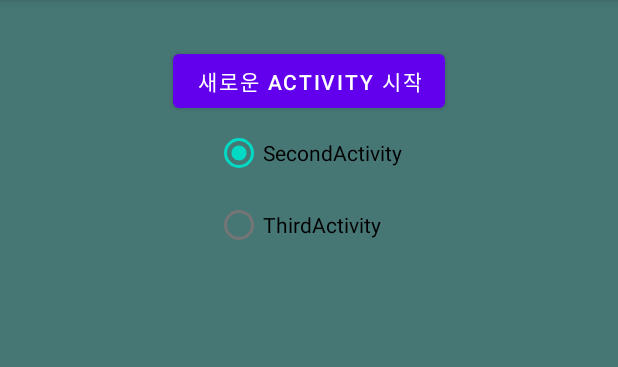
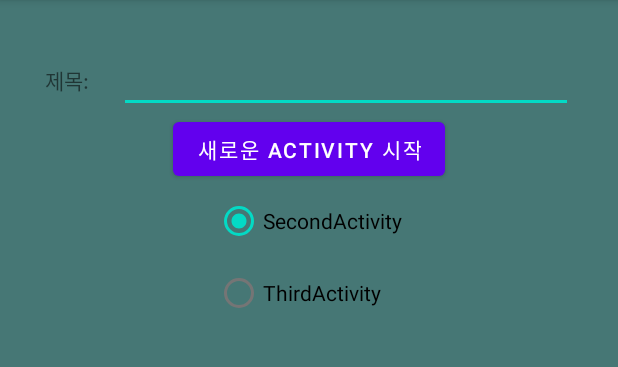
Before and after one commit to kwakkyunghee/Mirim_Project_0727_03, an Android app: the screen it shows after launch (MainActivity), on a phone screen of 412 x 824 dp, the part 84-451 px from its top. Run offline under Robolectric (Android 15) with nearby library versions, the phone set to English and light mode, and no system bars.

```diff
--- a/app/src/main/java/kr/hs/emirims2117/mirim_project_0727_03/MainActivity.java
+++ b/app/src/main/java/kr/hs/emirims2117/mirim_project_0727_03/MainActivity.java
@@ -6,16 +6,20 @@ import android.content.Intent;
 import android.os.Bundle;
 import android.view.View;
 import android.widget.Button;
+import android.widget.EditText;
 import android.widget.RadioButton;
 import android.widget.RadioGroup;
 
 public class MainActivity extends AppCompatActivity {
     RadioGroup rg;
+    EditText editTitle;
+
     @Override
     protected void onCreate(Bundle savedInstanceState) {
         super.onCreate(savedInstanceState);
         setContentView(R.layout.activity_main);
         rg = findViewById(R.id.rg);
+        editTitle = findViewById(R.id.edit_title);
         Button btnStart = findViewById(R.id.btn_start);
         btnStart.setOnClickListener(btnStartListener);
     }
@@ -32,6 +36,7 @@ public class MainActivity extends AppCompatActivity {
                     break;
             }
             Intent intent = new Intent(getApplicationContext(), c);
+            intent.putExtra("title", editTitle.getText().toString());
             startActivity(intent);
         }
     };
--- a/app/src/main/java/kr/hs/emirims2117/mirim_project_0727_03/SecondActivity.java
+++ b/app/src/main/java/kr/hs/emirims2117/mirim_project_0727_03/SecondActivity.java
@@ -7,6 +7,7 @@ import android.content.Intent;
 import android.os.Bundle;
 import android.view.View;
 import android.widget.Button;
+import android.widget.TextView;
 
 public class SecondActivity extends AppCompatActivity {
 
@@ -14,6 +15,10 @@ public class SecondActivity extends AppCompatActivity {
     protected void onCreate(Bundle savedInstanceState) {
         super.onCreate(savedInstanceState);
         setContentView(R.layout.activity_second);
+        Intent intent = getIntent();//intent와 메인액티비티에 있는 intent와 같다
+        String title = intent.getStringExtra("title");//메인액티비티에 있는 name:"title" 값을 반환 받음 String title에 저장
+        TextView textTitle = findViewById(R.id.text_title);
+        textTitle.setText(title);
         Button btnPrev = findViewById(R.id.btn_prev);
         btnPrev.setOnClickListener(btnPrevListener);
     }
--- a/app/src/main/res/layout/activity_main.xml
+++ b/app/src/main/res/layout/activity_main.xml
@@ -9,6 +9,21 @@
     android:background="#467775"
     android:gravity="center_horizontal"
     tools:context=".MainActivity">
+    <LinearLayout
+        android:layout_width="match_parent"
+        android:layout_height="wrap_content"
+        android:orientation="horizontal">
+        <TextView
+            android:layout_width="wrap_content"
+            android:layout_height="wrap_content"
+            android:layout_marginRight="20dp"
+            android:text="제목:"/>
+        <EditText
+            android:id="@+id/edit_title"
+            android:layout_width="match_parent"
+            android:layout_height="wrap_content"/>
+    </LinearLayout>
+
 
     <Button
         android:id="@+id/btn_start"
```
Also changed, not shown: app/src/main/res/layout/activity_second.xml (+9 -1 lines).
